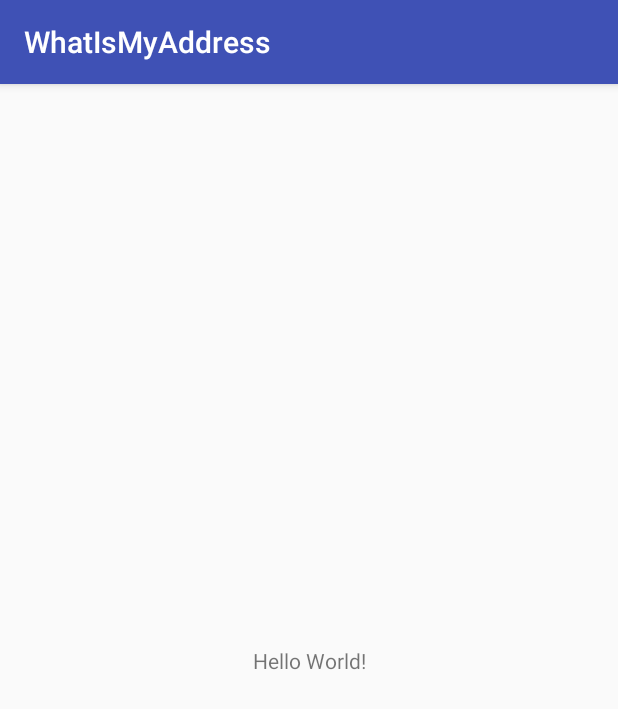
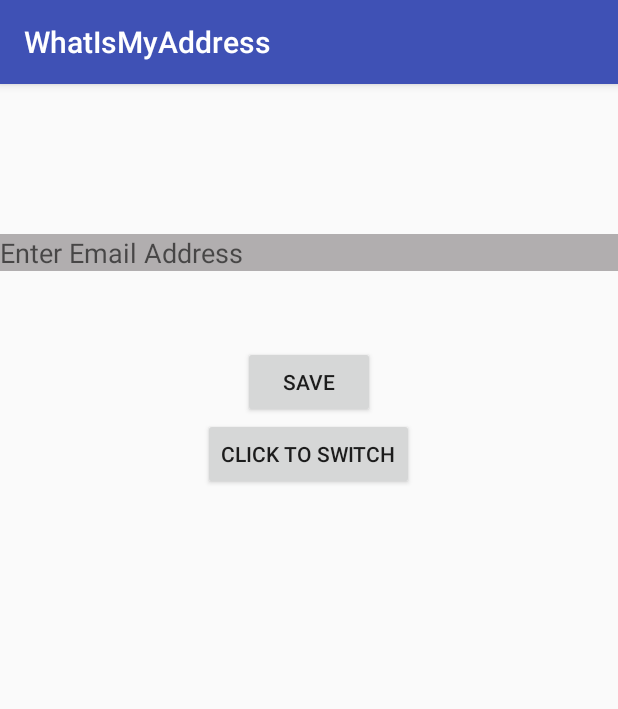
Before and after one commit to Moaz707/Unit-03-Mid-Unit-Assessment, an Android app: the screen it shows after launch (MainActivity), on a phone screen of 412 x 824 dp. Shown: the top 709 px of the screen. Run offline under Robolectric (Android 15) with nearby library versions, the phone set to English and light mode, and no system bars.

```diff
--- a/app/src/main/AndroidManifest.xml
+++ b/app/src/main/AndroidManifest.xml
@@ -16,6 +16,7 @@
                 <category android:name="android.intent.category.LAUNCHER" />
             </intent-filter>
         </activity>
+        <activity android:name=".RecyclerActivity"></activity>
     </application>
 
 </manifest>
--- a/app/src/main/java/nyc/muaadh_melhi_develpoer/whatismyaddress/MainActivity.java
+++ b/app/src/main/java/nyc/muaadh_melhi_develpoer/whatismyaddress/MainActivity.java
@@ -1,13 +1,53 @@
 package nyc.muaadh_melhi_develpoer.whatismyaddress;
 
+import android.content.Intent;
+import android.content.SharedPreferences;
 import android.support.v7.app.AppCompatActivity;
 import android.os.Bundle;
+import android.view.View;
+import android.widget.Button;
+import android.widget.EditText;
+import android.widget.TextView;
 
 public class MainActivity extends AppCompatActivity {
+    EditText editText;
+    Button save, move;
+    private static final String address_shared_preferences = "sharedPrefsTesting";
+    private SharedPreferences sharedPreferences;
+
 
     @Override
     protected void onCreate(Bundle savedInstanceState) {
         super.onCreate(savedInstanceState);
         setContentView(R.layout.activity_main);
+
+
+        editText = (EditText) findViewById(R.id.edittext);
+        save = (Button) findViewById(R.id.save_button);
+        move = (Button) findViewById(R.id.move_button);
+
+        sharedPreferences = getApplicationContext().getSharedPreferences(address_shared_preferences, MODE_PRIVATE);
+        save.setOnClickListener(new View.OnClickListener() {
+            @Override
+            public void onClick(View v) {
+                SharedPreferences.Editor editor = sharedPreferences.edit();
+                editor.putString("email address", editText.getText().toString());
+                editor.commit();
+                editText.setText("");
+
+            }
+        });
+
+
+
+
+     move.setOnClickListener(new View.OnClickListener() {
+         @Override
+         public void onClick(View v) {
+             Intent intent = new Intent(MainActivity.this, RecyclerActivity.class);
+             intent.putExtra("sharedpref", editText.getText().toString());//check again if that what they want
+             startActivity(intent);
+         }
+     });
     }
 }
--- a/app/src/main/res/layout/activity_main.xml
+++ b/app/src/main/res/layout/activity_main.xml
@@ -1,18 +1,38 @@
 <?xml version="1.0" encoding="utf-8"?>
-<android.support.constraint.ConstraintLayout xmlns:android="http://schemas.android.com/apk/res/android"
+<LinearLayout xmlns:android="http://schemas.android.com/apk/res/android"
     xmlns:app="http://schemas.android.com/apk/res-auto"
     xmlns:tools="http://schemas.android.com/tools"
     android:layout_width="match_parent"
     android:layout_height="match_parent"
+    android:orientation="vertical"
+    android:layout_gravity="center"
     tools:context="nyc.muaadh_melhi_develpoer.whatismyaddress.MainActivity">
 
-    <TextView
+
+    <EditText
+        android:layout_marginTop="100dp"
+        android:id="@+id/edittext"
+        android:layout_width="match_parent"
+        android:layout_height="wrap_content"
+        android:background="@color/gray"
+        android:hint="Enter Email Address"
+        android:inputType="textWebEmailAddress" />
+
+
+    <Button
+        android:layout_marginTop="50dp"
+        android:id="@+id/save_button"
         android:layout_width="wrap_content"
         android:layout_height="wrap_content"
-        android:text="Hello World!"
-        app:layout_constraintBottom_toBottomOf="parent"
-        app:layout_constraintLeft_toLeftOf="parent"
-        app:layout_constraintRight_toRightOf="parent"
-        app:layout_constraintTop_toTopOf="parent" />
+        android:layout_gravity="center"
+        android:text="Save" />
 
-</android.support.constraint.ConstraintLayout>
+
+    <Button
+        android:id="@+id/move_button"
+        android:layout_width="wrap_content"
+        android:layout_height="wrap_content"
+        android:layout_gravity="center"
+        android:text="Click to switch" />
+
+</LinearLayout>
--- a/app/src/main/res/values/colors.xml
+++ b/app/src/main/res/values/colors.xml
@@ -3,4 +3,5 @@
     <color name="colorPrimary">#3F51B5</color>
     <color name="colorPrimaryDark">#303F9F</color>
     <color name="colorAccent">#FF4081</color>
+    <color name="gray">#b1aeaf</color>
 </resources>
```
Also changed, not shown: app/src/main/java/nyc/muaadh_melhi_develpoer/whatismyaddress/RecyclerActivity.java (added, +13 -0 lines), app/src/main/res/layout/activity_recycler.xml (added, +9 -0 lines).
